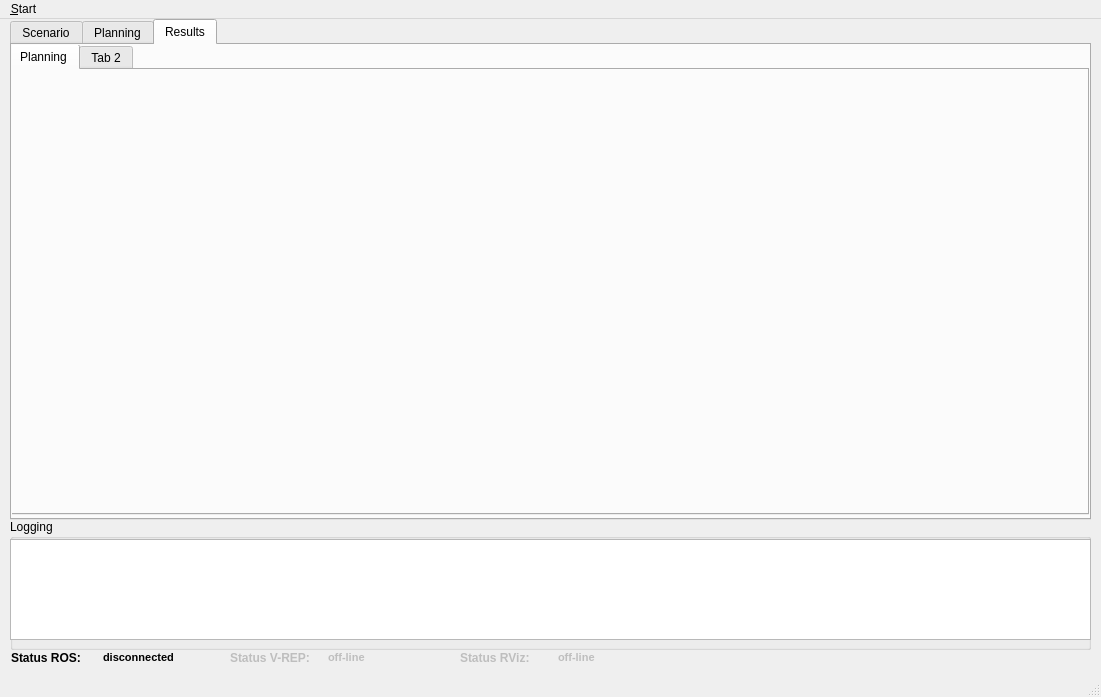
zohannn/motion_manager, file ui/main_window.ui: the form before one commit.
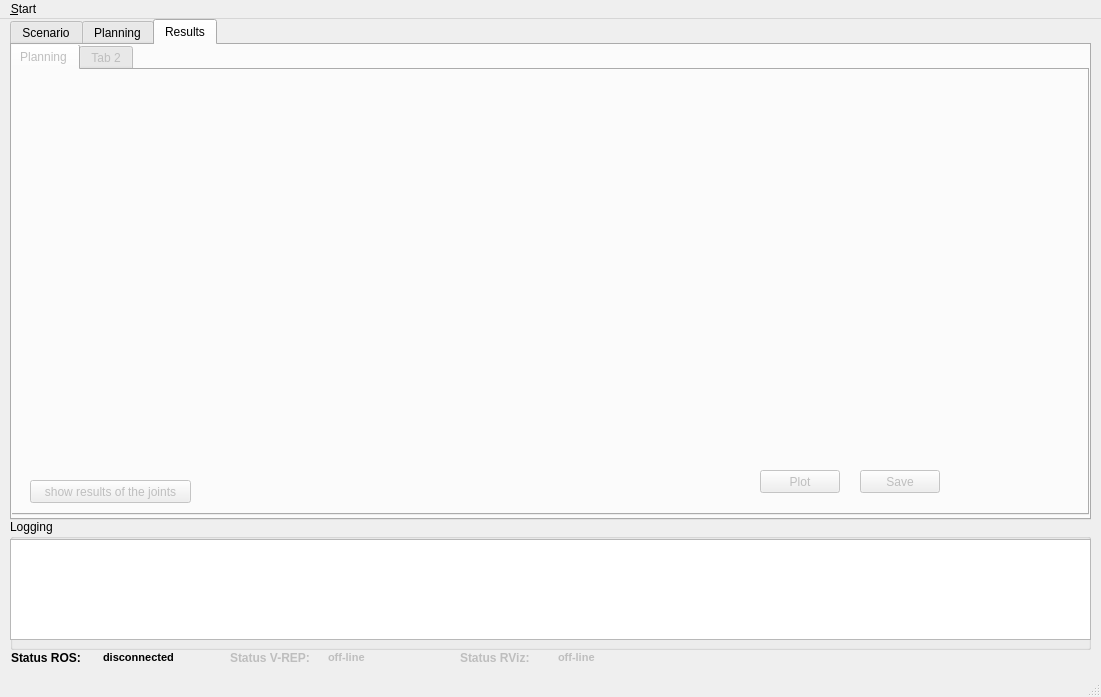
The form after the commit. The open tabs and pages were chosen to show the change. Icons and pictures are not drawn. Custom widgets are drawn as their Qt base class.

Commit message: added results panel of the joints

Diff of the .ui file:
```diff
--- a/ui/main_window.ui
+++ b/ui/main_window.ui
@@ -1009,6 +1009,9 @@
      </widget>
     </widget>
     <widget class="QWidget" name="tab_results">
+     <property name="enabled">
+      <bool>false</bool>
+     </property>
      <attribute name="title">
       <string>Results</string>
      </attribute>
@@ -1031,13 +1034,52 @@
        <widget class="QCustomPlot" name="widget" native="true">
         <property name="geometry">
          <rect>
-          <x>180</x>
-          <y>100</y>
+          <x>470</x>
+          <y>60</y>
           <width>471</width>
-          <height>211</height>
+          <height>311</height>
          </rect>
         </property>
        </widget>
+       <widget class="QPushButton" name="pushButton_plot">
+        <property name="geometry">
+         <rect>
+          <x>750</x>
+          <y>400</y>
+          <width>80</width>
+          <height>23</height>
+         </rect>
+        </property>
+        <property name="text">
+         <string>Plot</string>
+        </property>
+       </widget>
+       <widget class="QPushButton" name="pushButton_save_plot">
+        <property name="geometry">
+         <rect>
+          <x>850</x>
+          <y>400</y>
+          <width>80</width>
+          <height>23</height>
+         </rect>
+        </property>
+        <property name="text">
+         <string>Save</string>
+        </property>
+       </widget>
+       <widget class="QPushButton" name="pushButton_joints_results">
+        <property name="geometry">
+         <rect>
+          <x>20</x>
+          <y>410</y>
+          <width>161</width>
+          <height>23</height>
+         </rect>
+        </property>
+        <property name="text">
+         <string>show results of the joints</string>
+        </property>
+       </widget>
       </widget>
       <widget class="QWidget" name="tab_2">
        <attribute name="title">
```
Left out of the diff: 2 changed lines with no effect on the pictures. The commit also changes 6 other files.
